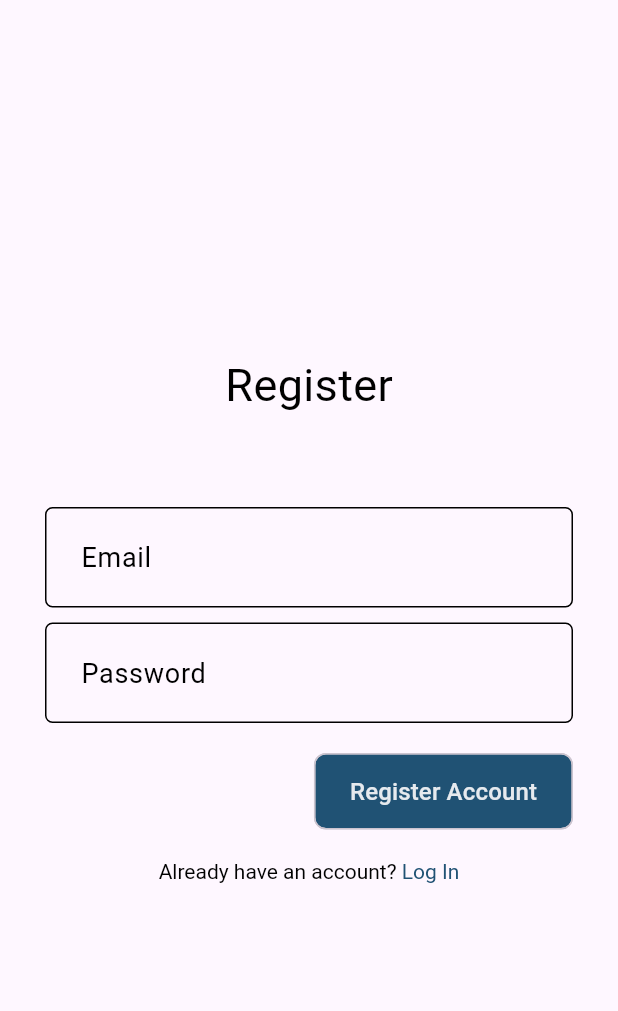
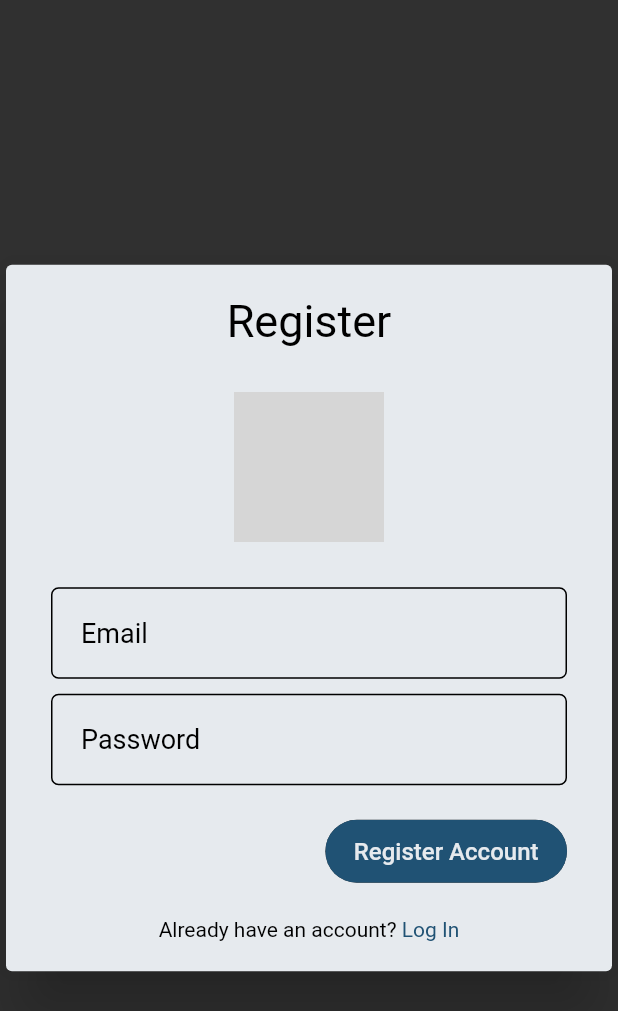
Before and after one commit to MitchWoodin/open_budgie, a Flutter app: the screen it shows after launch, on a phone screen of 412 x 824 dp. Shown: the top 1011 px of the screen. Run offline on Flutter 3.47's test engine with Material 2 defaults, Android fonts, the phone set to English and light mode, and no system bars; our stand-ins replace appwrite, flutter_riverpod, fpdart; statements that could not run were skipped; grey boxes are pictures that could not be loaded.

Commit message:
adds beginnings of dark mode

```diff
--- /dev/null
+++ b/lib/core/theme/app_theme.dart
@@ -0,0 +1,13 @@
+import 'package:flutter/material.dart';
+
+import 'core_theme.dart';
+
+class AppTheme {
+  static ThemeData theme = ThemeData.dark().copyWith(
+    scaffoldBackgroundColor: Palette.primaryVariant,
+    appBarTheme: const AppBarTheme(
+      backgroundColor: Palette.primary,
+      elevation: 10,
+    ),
+  );
+}
--- a/lib/core/theme/core_theme.dart
+++ b/lib/core/theme/core_theme.dart
@@ -1 +1,2 @@
 export './palette.dart';
+export './app_theme.dart';
--- a/lib/features/auth/views/register_view.dart
+++ b/lib/features/auth/views/register_view.dart
@@ -51,16 +51,21 @@ class _RegisterViewState extends ConsumerState<RegisterView> {
           : Center(
               child: Container(
                 constraints: const BoxConstraints(maxWidth: 600),
+                child: Card(
+                  color: Palette.background,
+                  elevation: 20,
                   child: SingleChildScrollView(
                     child: Padding(
-                    padding: const EdgeInsets.symmetric(horizontal: 30),
+                      padding: const EdgeInsets.symmetric(horizontal: 30, vertical: 20),
                       child: Column(
                         children: [
                           const Text(
                             "Register",
                             style: TextStyle(color: Palette.text, fontSize: 30),
                           ),
-                        const SizedBox(height: 60),
+                          const SizedBox(height: 30),
+                          Image.asset(AssetConstants.SMALL_LOGO, height: 100,),
+                          const SizedBox(height: 30),
                           AuthField(
                             controller: emailController,
                             hintText: "Email",
@@ -106,6 +111,7 @@ class _RegisterViewState extends ConsumerState<RegisterView> {
                   ),
                 ),
               ),
+            ),
     );
   }
 }
--- a/lib/main.dart
+++ b/lib/main.dart
@@ -1,7 +1,9 @@
-import 'package:budgie_finance/features/accounts/views/account_page.dart';
-import 'package:budgie_finance/features/auth/views/register_view.dart';
+import 'package:budgie_finance/features/budget/views/budget_view.dart';
 import 'package:flutter/material.dart';
 import 'package:flutter_riverpod/flutter_riverpod.dart';
+
+import 'core/theme/core_theme.dart';
+import 'features/auth/views/register_view.dart';
 
 void main() {
   runApp(const ProviderScope(child: MyApp()));
@@ -14,10 +16,7 @@ class MyApp extends StatelessWidget {
   Widget build(BuildContext context) {
     return MaterialApp(
       title: 'Flutter Demo',
-      theme: ThemeData(
-        colorScheme: ColorScheme.fromSeed(seedColor: Colors.deepPurple),
-        useMaterial3: true,
-      ),
+      theme: AppTheme.theme,
       home: const RegisterView(),
     );
   }
```
Lines whose indentation alone changed are shown as unchanged.
